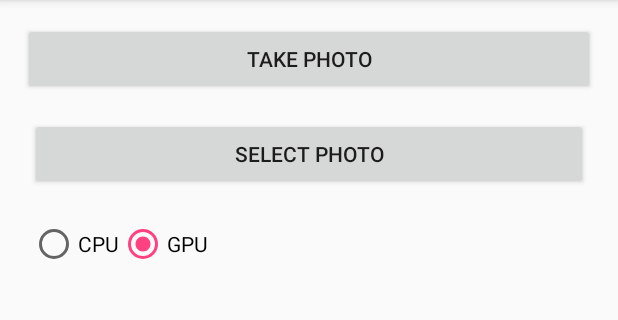
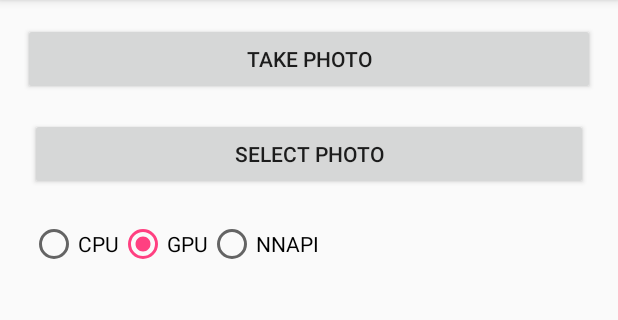
Before and after one commit to mogoweb/AIDog, an Android app: the screen it shows after launch (MainActivity), after a tap on "GPU", on a phone screen of 412 x 824 dp, the part 84-404 px from its top. Run offline under Robolectric (Android 15) with nearby library versions, the phone set to English and light mode, and no system bars; libraries missing offline, so code that uses them is left out: org.tensorflow.lite; network calls fail; 1 other tap on this screen came first.

Commit message:
add NNAPI option

```diff
--- a/tflite/android/app/src/main/java/net/mogoweb/tflite/aidog/MainActivity.java
+++ b/tflite/android/app/src/main/java/net/mogoweb/tflite/aidog/MainActivity.java
@@ -29,6 +29,7 @@ public class MainActivity extends AppCompatActivity
 
     private static final int DEVICE_CPU = 0;
     private static final int DEVICE_GPU = 1;
+    private static final int DEVICE_NNAPI = 2;
 
     private static final int PERMISSION_REQUEST_CAMERA = 0;
 
@@ -173,6 +174,12 @@ public class MainActivity extends AppCompatActivity
                     updateActiveModel();
                 }
                 break;
+            case R.id.opt_nnapi:
+                if (checked && mDevice != DEVICE_NNAPI) {
+                    mDevice = DEVICE_NNAPI;
+                    updateActiveModel();
+                }
+                break;
         }
     }
 
@@ -201,6 +208,8 @@ public class MainActivity extends AppCompatActivity
             } else {
                 classifier.useGpu();
             }
+        } else if (mDevice == DEVICE_NNAPI) {
+            classifier.useNNAPI();
         }
     }
 
--- a/tflite/android/app/src/main/res/layout/activity_main.xml
+++ b/tflite/android/app/src/main/res/layout/activity_main.xml
@@ -58,6 +58,11 @@
                 android:layout_height="wrap_content"
                 android:text="GPU"
                 android:onClick="onRadioButtonClicked"/>
+            <RadioButton android:id="@+id/opt_nnapi"
+                android:layout_width="wrap_content"
+                android:layout_height="wrap_content"
+                android:text="NNAPI"
+                android:onClick="onRadioButtonClicked"/>
         </RadioGroup>
     </LinearLayout>
 
```
